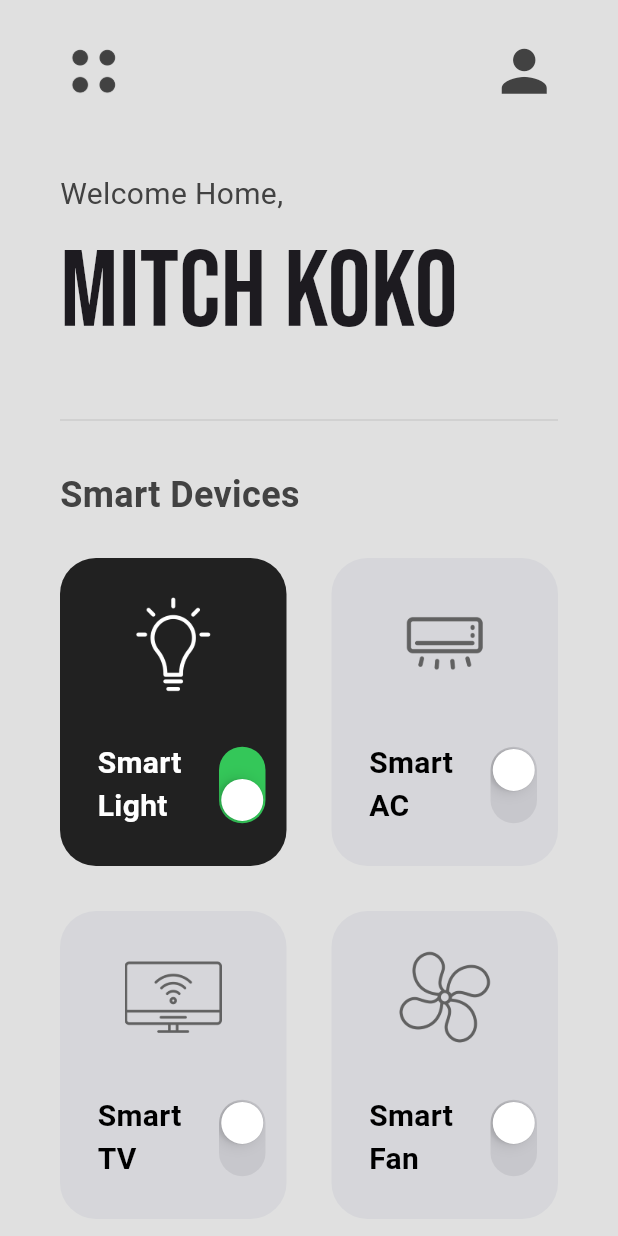
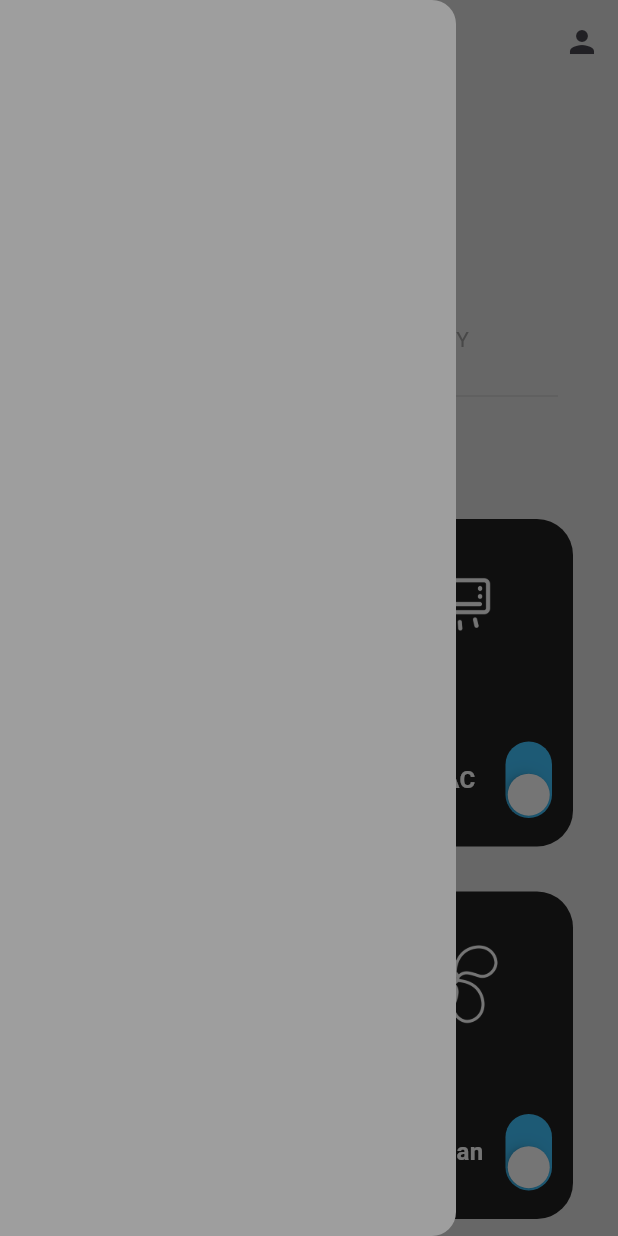
Before and after one commit to thaicanhth/app, a Flutter app: the screen it shows after launch, with the side drawer open (before the commit the screen has no drawer), on a phone screen of 412 x 824 dp. Run offline on Flutter 3.47's test engine with Material 3 defaults, Android fonts, the phone set to English and light mode, and no system bars; our stand-ins replace google_fonts; Roboto replaces fonts that are missing (Poppins).

Commit message:
first commit

```diff
--- /dev/null
+++ b/lib/pages/drawer.dart
@@ -0,0 +1,11 @@
+import 'package:flutter/material.dart';
+class MyDrawer extends StatelessWidget {
+  const MyDrawer({super.key});
+
+  @override
+  Widget build(BuildContext context) {
+    return Drawer(
+      backgroundColor: Colors.grey,
+    );
+  }
+}
--- a/lib/pages/home_page.dart
+++ b/lib/pages/home_page.dart
@@ -1,8 +1,8 @@
 import 'package:flutter/material.dart';
 import 'package:google_fonts/google_fonts.dart';
 
-
 import '../util/smart_device_box.dart';
+import 'drawer.dart';
 
 class HomePage extends StatefulWidget {
   const HomePage({super.key});
@@ -20,9 +20,12 @@
   List mySmartDevices = [
     // [ smartDeviceName, iconPath , powerStatus ]
     ["Smart Light", "lib/icons/light-bulb.png", true],
-    ["Smart AC", "lib/icons/air-conditioner.png", false],
-    ["Smart TV", "lib/icons/smart-tv.png", false],
-    ["Smart Fan", "lib/icons/fan.png", false],
+    ["Smart AC", "lib/icons/air-conditioner.png", true],
+    ["Smart TV", "lib/icons/smart-tv.png", true],
+    ["Smart Fan", "lib/icons/fan.png", true],
+    ["Smart Door Lock", "lib/icons/light-bulb.png", true],
+    ["Smart Door ", "lib/icons/smart-tv.png", true],
+    ["Smart Light 1", "lib/icons/light-bulb.png", true],
   ];
 
   // power button switched
@@ -36,6 +39,18 @@
   Widget build(BuildContext context) {
     return Scaffold(
       backgroundColor: Colors.grey[300],
+      appBar: AppBar(
+        backgroundColor: Colors.grey[300],
+        elevation: 0,
+        actions: [
+          IconButton(
+              onPressed: () {},
+              icon: Icon(
+                Icons.person,
+              ))
+        ],
+      ),
+      drawer: MyDrawer(),
       body: SafeArea(
         child: Column(
           crossAxisAlignment: CrossAxisAlignment.start,
@@ -46,27 +61,25 @@
                 horizontal: horizontalPadding,
                 vertical: verticalPadding,
               ),
-              child: Row(
-                mainAxisAlignment: MainAxisAlignment.spaceBetween,
-                children: [
-                  // menu icon
-                  Image.asset(
-                    'lib/icons/menu.png',
-                    height: 45,
-                    color: Colors.grey[800],
-                  ),
-
-                  // account icon
-                  Icon(
-                    Icons.person,
-                    size: 45,
-                    color: Colors.grey[800],
-                  )
-                ],
-              ),
+              // child: Row(
+              //   mainAxisAlignment: MainAxisAlignment.spaceBetween,
+              //   children: [
+              //     // menu icon
+              //     Image.asset(
+              //       'lib/icons/menu.png',
+              //       height: 45,
+              //       color: Colors.grey[800],
+              //     ),
+              //
+              //     // account icon
+              //     Icon(
+              //       Icons.person,
+              //       size: 45,
+              //       color: Colors.grey[800],
+              //     )
+              //   ],
+              // ),
             ),
-
-            const SizedBox(height: 20),
 
             // welcome home
             Padding(
@@ -75,18 +88,83 @@
                 crossAxisAlignment: CrossAxisAlignment.start,
                 children: [
                   Text(
-                    "Welcome Home,",
-                    style: TextStyle(fontSize: 20, color: Colors.grey.shade800),
+                    "Hello Canh,",
+                    style: TextStyle(
+                        fontSize: 25,
+                        color: Colors.grey.shade800,
+                        fontWeight: FontWeight.bold),
                   ),
                   Text(
-                    'Mitch Koko',
-                    style: GoogleFonts.bebasNeue(fontSize: 72),
+                    'Welcome To Home',
+                    // style: GoogleFonts.bebasNeue(fontSize: 25),
+                    style: TextStyle(fontSize: 25, color: Colors.grey.shade900),
                   ),
                 ],
               ),
             ),
+            const SizedBox(height: 15),
+            Row(
+              children: [
+                Expanded(
+                    child: Column(
+                  crossAxisAlignment: CrossAxisAlignment.start,
+                  children: [
+                    Padding(
+                      padding:
+                          EdgeInsets.symmetric(horizontal: horizontalPadding),
+                      child: Column(
+                        crossAxisAlignment: CrossAxisAlignment.start,
+                        children: [
+                          Text(
+                            "40°",
+                            style: TextStyle(
+                              fontSize: 16,
+                              fontWeight: FontWeight.w600,
+                              color: Colors.grey,
+                            ),
+                          ),
+                          Text(
+                            "TEMPERATURE",
+                            style: TextStyle(fontSize: 14, color: Colors.grey),
+                          )
+                        ],
+                      ),
+                    )
+                  ],
+                ),
+                ),
+                Expanded(
+                  child: Column(
+                    crossAxisAlignment: CrossAxisAlignment.start,
+                    children: [
+                      Padding(
+                        padding:
+                        EdgeInsets.symmetric(horizontal: horizontalPadding),
+                        child: Column(
+                          crossAxisAlignment: CrossAxisAlignment.start,
+                          children: [
+                            Text(
+                              "59%",
+                              style: TextStyle(
+                                fontSize: 16,
+                                fontWeight: FontWeight.w600,
+                                color: Colors.grey,
+                              ),
+                            ),
+                            Text(
+                              "HUMIDITY",
+                              style: TextStyle(fontSize: 14, color: Colors.grey),
+                            )
+                          ],
+                        ),
+                      )
+                    ],
+                  ),
+                ),
+              ],
+            ),
 
-            const SizedBox(height: 25),
+            const SizedBox(height: 20),
 
             const Padding(
               padding: EdgeInsets.symmetric(horizontal: 40.0),
@@ -110,14 +188,13 @@
                 ),
               ),
             ),
-            const SizedBox(height: 10),
 
             // grid
             Expanded(
               child: GridView.builder(
-                itemCount: 4,
-                physics: const NeverScrollableScrollPhysics(),
-                padding: const EdgeInsets.symmetric(horizontal: 25),
+                itemCount: mySmartDevices.length,
+                // physics: const NeverScrollableScrollPhysics(),
+                padding: const EdgeInsets.symmetric(horizontal: 15),
                 gridDelegate: const SliverGridDelegateWithFixedCrossAxisCount(
                   crossAxisCount: 2,
                   childAspectRatio: 1 / 1.3,
--- a/lib/util/smart_device_box.dart
+++ b/lib/util/smart_device_box.dart
@@ -49,7 +49,7 @@
                         smartDeviceName,
                         style: TextStyle(
                           fontWeight: FontWeight.bold,
-                          fontSize: 20,
+                          fontSize: 16,
                           color: powerOn ? Colors.white : Colors.black,
                         ),
                       ),
@@ -60,10 +60,12 @@
                     child: CupertinoSwitch(
                       value: powerOn,
                       onChanged: onChanged,
+                      activeColor: Colors.lightBlueAccent,
                     ),
                   ),
                 ],
-              )
+              ),
+
             ],
           ),
         ),
```
